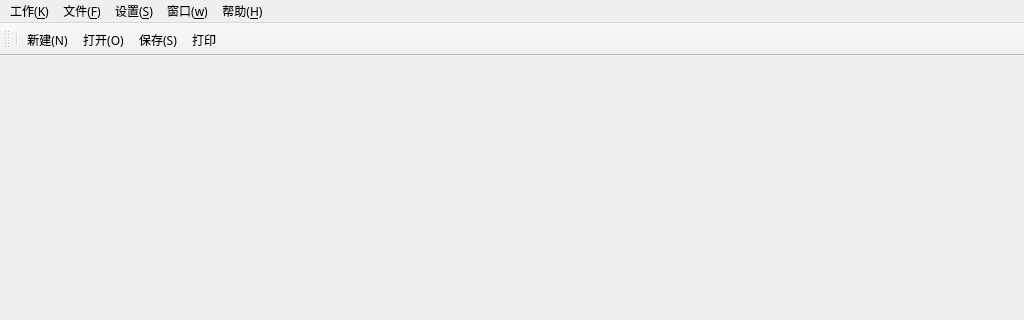
Qt form wxxd/Main.ui (djshao/mto) before a commit; both pictures show x 0 to 1024 and y 0 to 320 of the 1024 by 768 pixel window.
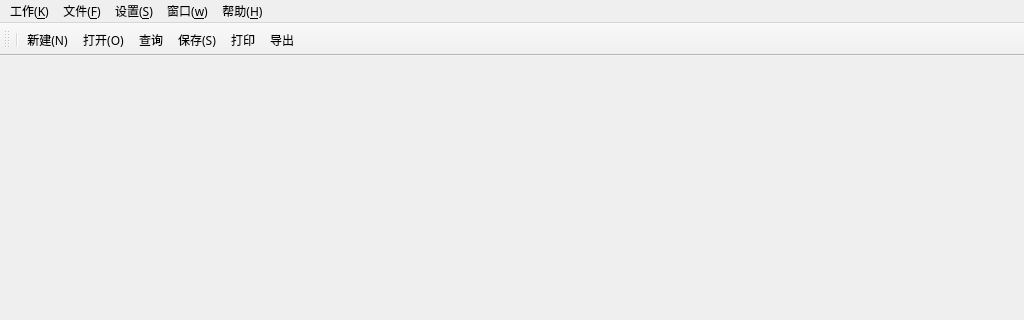
The same form after that commit. Icons and pictures are not drawn.

Patch:
```diff
--- a/wxxd/Main.ui
+++ b/wxxd/Main.ui
@@ -229,8 +229,10 @@
    <addaction name="separator"/>
    <addaction name="NewAction"/>
    <addaction name="OpenAction"/>
+   <addaction name="QueryAction"/>
    <addaction name="SaveAction"/>
    <addaction name="actionprint"/>
+   <addaction name="action_2"/>
   </widget>
   <action name="NewAction">
    <property name="icon">
@@ -475,6 +477,24 @@
     <string>调价</string>
    </property>
   </action>
+  <action name="QueryAction">
+   <property name="icon">
+    <iconset resource="erp.qrc">
+     <normaloff>:/png/images/file_manager.png</normaloff>:/png/images/file_manager.png</iconset>
+   </property>
+   <property name="text">
+    <string>查询</string>
+   </property>
+  </action>
+  <action name="action_2">
+   <property name="icon">
+    <iconset resource="erp.qrc">
+     <normaloff>:/png/images/export.png</normaloff>:/png/images/export.png</iconset>
+   </property>
+   <property name="text">
+    <string>导出</string>
+   </property>
+  </action>
  </widget>
  <resources>
   <include location="erp.qrc"/>
```
Left out of the diff: 2 changed lines with no effect on the pictures.
